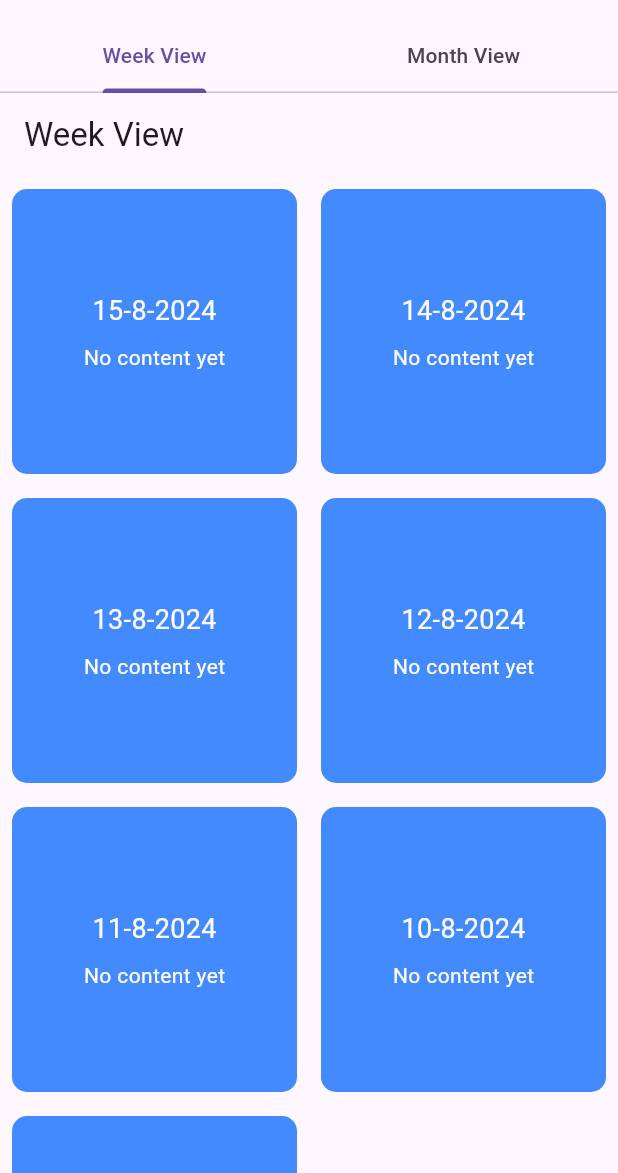
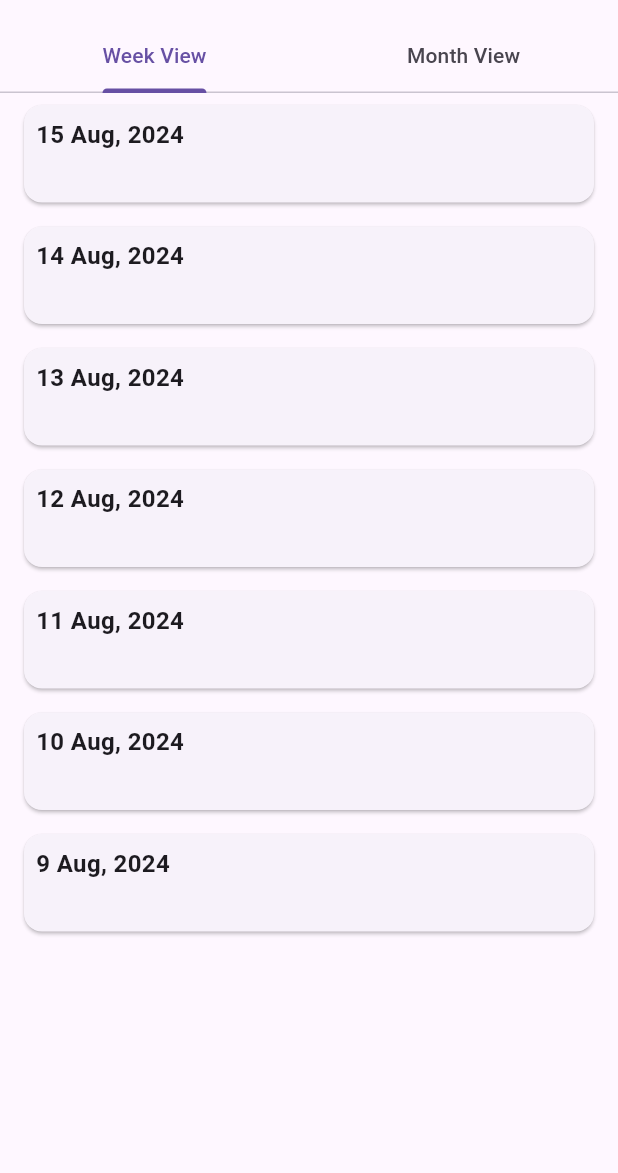
Before and after one commit to scy02718/smart_diary, a Flutter app: the screen it shows after launch, on a phone screen of 412 x 824 dp, the part 63-1236 px from its top. Run offline on Flutter 3.47's test engine with Material 3 defaults, Android fonts, the phone set to English and light mode, and no system bars.

Commit message:
Added tagging feature
Added tagging feature, improved UI little bit

```diff
--- a/mobile/lib/models/diary_entry.dart
+++ b/mobile/lib/models/diary_entry.dart
@@ -1,7 +1,22 @@
-// models/diary_entry.dart
 class DiaryEntry {
   final DateTime date;
   String content;
+  String summary = '';
+  List<String> tags = <String>[];
 
-  DiaryEntry({required this.date, this.content = ''});
+  DiaryEntry({
+    required this.date,
+    this.content = '',
+    this.summary = '',
+  });
+
+  void addTag(String tag) {
+    if (!tags.contains(tag)) {
+      tags.add(tag);
+    }
+  }
+
+  void removeTag(String tag) {
+    tags.remove(tag);
+  }
 }
--- a/mobile/lib/screens/week_view.dart
+++ b/mobile/lib/screens/week_view.dart
@@ -1,4 +1,4 @@
-// screens/week_view.dart
+// lib/screens/week_view.dart
 import 'package:flutter/material.dart';
 import '../models/diary_entry.dart';
 import '../widgets/diary_entry_tile.dart';
@@ -7,28 +7,30 @@ import 'entry_detail_view.dart';
 class WeekView extends StatelessWidget {
   final List<DiaryEntry> weekEntries;
 
-  const WeekView({required this.weekEntries});
+  const WeekView({Key? key, required this.weekEntries}) : super(key: key);
 
   @override
   Widget build(BuildContext context) {
     return Scaffold(
-      appBar: AppBar(title: const Text('Week View')),
-      body: GridView.builder(
-        gridDelegate: const SliverGridDelegateWithFixedCrossAxisCount(
-          crossAxisCount: 2,
-        ),
+      body: ListView.builder(
         itemCount: weekEntries.length,
         itemBuilder: (context, index) {
-          return DiaryEntryTile(
-            entry: weekEntries[index],
+          final entry = weekEntries[index];
+          return Column(
+            crossAxisAlignment: CrossAxisAlignment.start,
+            children: [
+              DiaryEntryTile(
+                entry: entry,
                 onTap: () {
                   Navigator.push(
                     context,
                     MaterialPageRoute(
-                  builder: (context) => EntryDetailView(entry: weekEntries[index]),
+                      builder: (context) => EntryDetailView(entry: entry),
                     ),
                   );
                 },
+              ),
+            ],
           );
         },
       ),
--- a/mobile/lib/widgets/diary_entry_tile.dart
+++ b/mobile/lib/widgets/diary_entry_tile.dart
@@ -1,4 +1,4 @@
-// widgets/diary_entry_tile.dart
+// lib/widgets/diary_entry_tile.dart
 import 'package:flutter/material.dart';
 import '../models/diary_entry.dart';
 
@@ -6,36 +6,88 @@ class DiaryEntryTile extends StatelessWidget {
   final DiaryEntry entry;
   final VoidCallback onTap;
 
-  const DiaryEntryTile({super.key, required this.entry, required this.onTap});
+  const DiaryEntryTile({
+    required this.entry,
+    required this.onTap,
+    Key? key,
+  }) : super(key: key);
 
   @override
   Widget build(BuildContext context) {
     return GestureDetector(
       onTap: onTap,
-      child: Container(
-        margin: const EdgeInsets.all(8.0),
-        padding: const EdgeInsets.all(16.0),
-        decoration: BoxDecoration(
-          color: Colors.blueAccent,
-          borderRadius: BorderRadius.circular(10.0),
-        ),
-        child: Column(
-          mainAxisAlignment: MainAxisAlignment.center,
-          children: [
-            Text(
-              '${entry.date.day}-${entry.date.month}-${entry.date.year}',
-              style: const TextStyle(color: Colors.white, fontSize: 18),
-            ),
-            const SizedBox(height: 8.0),
-            Text(
-              entry.content.isEmpty ? 'No content yet' : entry.content,
-              style: const TextStyle(color: Colors.white),
-              maxLines: 2,
-              overflow: TextOverflow.ellipsis,
-            ),
-          ],
+      child: Card(
+        margin: const EdgeInsets.symmetric(vertical: 8, horizontal: 16),
+        child: Padding(
+          padding: const EdgeInsets.all(8.0),
+          child: Column(
+            crossAxisAlignment: CrossAxisAlignment.start,
+            children: [
+              Row(
+                children: [
+                  Wrap(
+                    spacing: 5,
+                    children: entry.tags.map((tag) {
+                      return Container(
+                        padding: const EdgeInsets.symmetric(horizontal: 8, vertical: 4),
+                        decoration: BoxDecoration(
+                          color: _getTagColor(tag),
+                          borderRadius: const BorderRadius.all(Radius.circular(10)),
+                        ),
+                        child: Text(
+                          tag,
+                          style: const TextStyle(
+                            color: Colors.white,
+                            fontSize: 12,
+                          ),
+                        ),
+                      );
+                    }).toList(),
+                  ),
+                ],
+              ),
+              Text(
+                _getFormattedDate(entry.date),
+                style: const TextStyle(fontWeight: FontWeight.bold, fontSize: 16),
+              ),
+              const SizedBox(height: 5),
+              Text(entry.content),
+            ],
+          ),
         ),
       ),
     );
   }
+
+  Color _getTagColor(String tag) {
+    switch (tag) {
+      case 'work':
+        return Colors.blue;
+      case 'family':
+        return Colors.green;
+      case 'vacation':
+        return Colors.orange;
+      default:
+        return Colors.grey;
+    }
+  }
+
+  String _getFormattedDate(DateTime date) {
+    const monthToString = {
+      1: 'Jan',
+      2: 'Feb',
+      3: 'Mar',
+      4: 'Apr',
+      5: 'May',
+      6: 'Jun',
+      7: 'Jul',
+      8: 'Aug',
+      9: 'Sep',
+      10: 'Oct',
+      11: 'Nov',
+      12: 'Dec',
+    };
+
+    return '${date.day} ${monthToString[date.month]}, ${date.year}';
+  }
 }
```
Also changed, not shown: mobile/lib/screens/entry_detail_view.dart (+68 -32 lines), 5 other files. Lines whose indentation alone changed are shown as unchanged.
